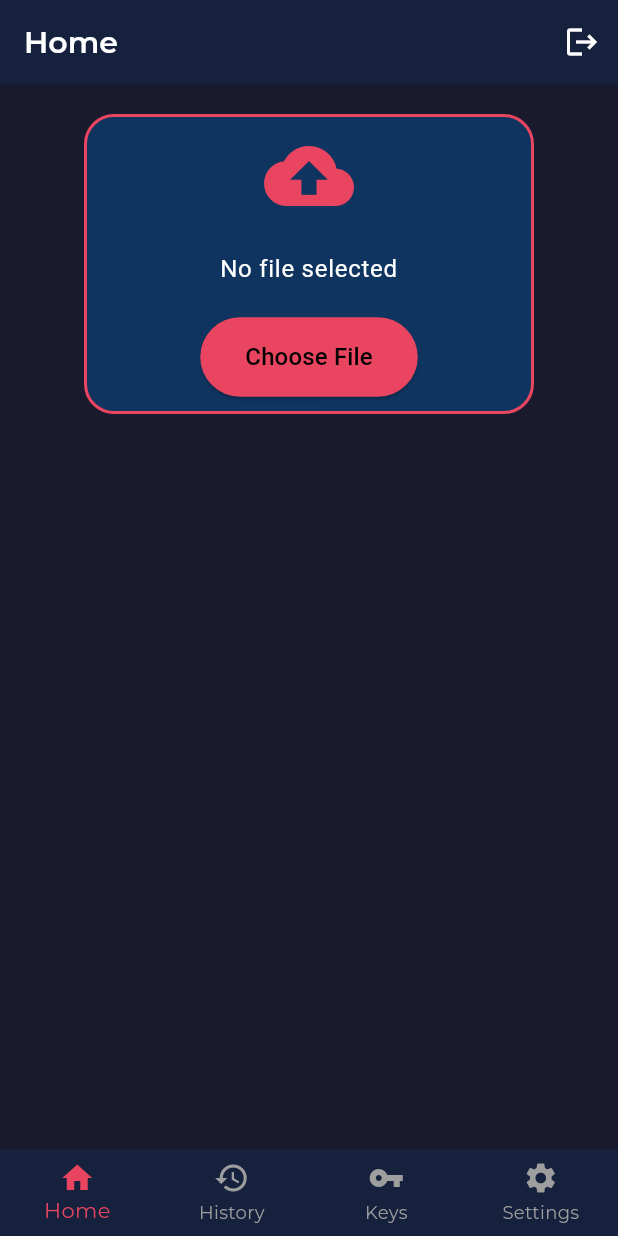
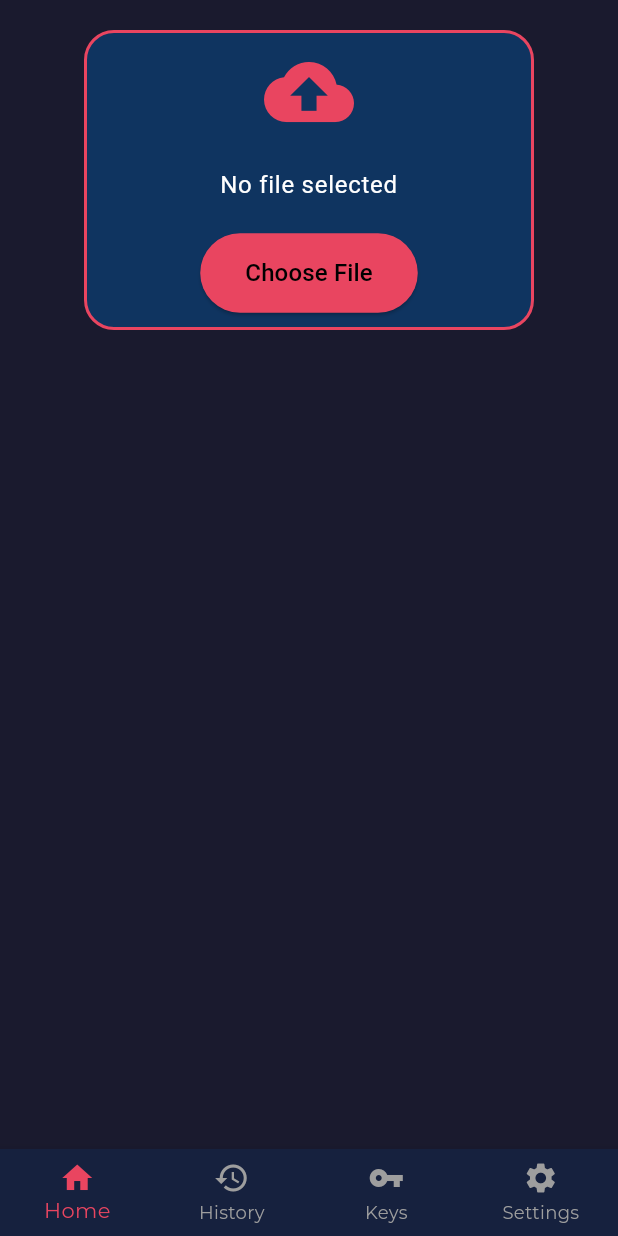
Before and after one commit to Pranav322/Redact, a Flutter app: the screen it shows once a user with an empty profile is signed in, on a phone screen of 412 x 824 dp. Run offline on Flutter 3.47's test engine with Material 3 defaults, Android fonts, the light colour scheme and no system bars; our stand-ins replace file_picker, firebase_auth, firebase_core, google_fonts, open_file; accounts and stored records are empty.

Commit message:
jaldi me hu

```diff
--- a/lib/pages/home_page.dart
+++ b/lib/pages/home_page.dart
@@ -1,5 +1,4 @@
 import 'package:flutter/material.dart';
-import 'package:firebase_auth/firebase_auth.dart';
 import 'package:file_picker/file_picker.dart';
 import 'dart:math';
 import 'package:open_file/open_file.dart';
@@ -50,20 +49,7 @@ class _HomePageState extends State<HomePage> {
 
   @override
   Widget build(BuildContext context) {
-    return Scaffold(
-      appBar: AppBar(
-        title: Text('Home', style: Theme.of(context).textTheme.titleLarge),
-        backgroundColor: Theme.of(context).primaryColor,
-        actions: [
-          IconButton(
-            icon: Icon(Icons.logout),
-            onPressed: () async {
-              await FirebaseAuth.instance.signOut();
-            },
-          ),
-        ],
-      ),
-      body: SingleChildScrollView(
+    return SingleChildScrollView(
       child: Center(
         child: Padding(
           padding: EdgeInsets.all(20),
@@ -76,7 +62,8 @@ class _HomePageState extends State<HomePage> {
                 decoration: BoxDecoration(
                   color: Theme.of(context).colorScheme.secondary,
                   borderRadius: BorderRadius.circular(20),
-                    border: Border.all(color: Theme.of(context).colorScheme.primary, width: 2),
+                  border: Border.all(
+                      color: Theme.of(context).colorScheme.primary, width: 2),
                 ),
                 child: Column(
                   mainAxisAlignment: MainAxisAlignment.center,
@@ -89,7 +76,7 @@ class _HomePageState extends State<HomePage> {
                     SizedBox(height: 20),
                     Text(
                       _file?.name ?? 'No file selected',
-                        style: Theme.of(context).textTheme.bodyText1,
+                      style: Theme.of(context).textTheme.bodyLarge,
                       textAlign: TextAlign.center,
                     ),
                     SizedBox(height: 20),
@@ -128,8 +115,6 @@ class _HomePageState extends State<HomePage> {
           ),
         ),
       ),
-      ),
-      backgroundColor: Theme.of(context).scaffoldBackgroundColor,
     );
   }
 
@@ -141,14 +126,14 @@ class _HomePageState extends State<HomePage> {
         children: [
           Text(
             '$label: ',
-            style: Theme.of(context).textTheme.bodyText1?.copyWith(
+            style: Theme.of(context).textTheme.bodyLarge?.copyWith(
                   color: Colors.white70,
                   fontWeight: FontWeight.w500,
                 ),
           ),
           Text(
             value,
-            style: Theme.of(context).textTheme.bodyText1,
+            style: Theme.of(context).textTheme.bodyLarge,
           ),
         ],
       ),
```
Also changed, not shown: lib/pages/history_page.dart (+4 -11 lines), lib/pages/keys_page.dart (+4 -11 lines), lib/pages/settings_page.dart (+4 -11 lines). Lines whose indentation alone changed are shown as unchanged.
